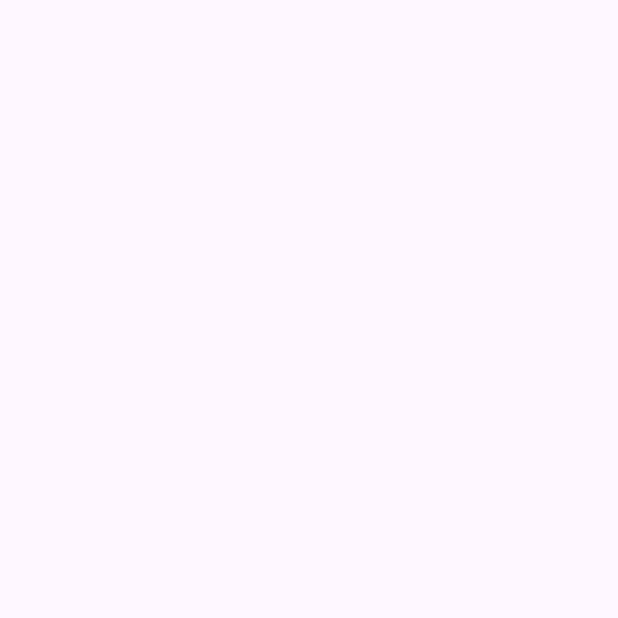
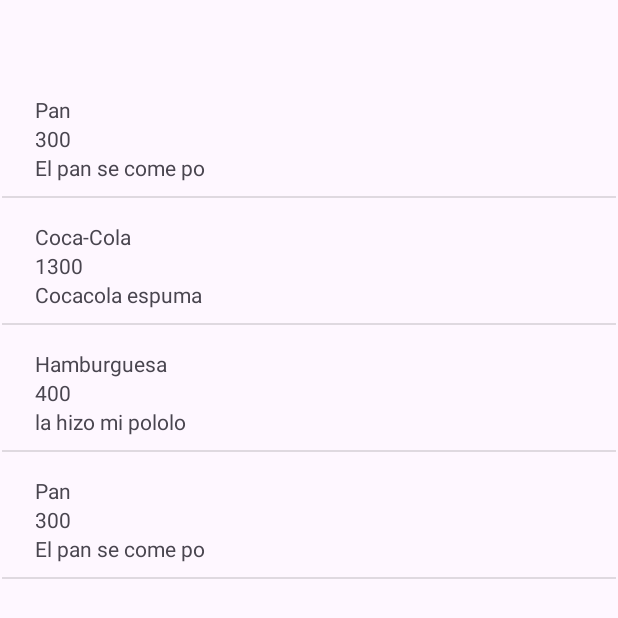
Before and after one commit to BenjaR-Dev/MiListaDeCompra, an Android app: the ListaDeCompraActivity screen opened directly, with no data from a screen before it, on a phone screen of 412 x 824 dp. Before the commit the part shown is empty. Shown: the top 618 px of the screen. Run offline under Robolectric (Android 15) with nearby library versions, the phone set to English and light mode, and no system bars.

Commit message:
Segundo commit

```diff
--- /dev/null
+++ b/app/src/main/java/cl/brodriguez/milistadecompra/AdapterListaCompra.kt
@@ -0,0 +1,37 @@
+package cl.brodriguez.milistadecompra
+
+import android.content.Context
+import android.view.LayoutInflater
+import android.view.View
+import android.view.ViewGroup
+import android.widget.ArrayAdapter
+import android.widget.TextView
+import cl.brodriguez.milistadecompra.Producto
+
+class AdapterListaCompra (
+    context: Context,
+    resource: Int,
+    productos: List<Producto>
+) : ArrayAdapter<Producto>(context, resource, productos){
+
+    override fun getView(position: Int, convertView: View?, parent: ViewGroup): View {
+        val inflater = context.getSystemService(Context.LAYOUT_INFLATER_SERVICE) as LayoutInflater
+        val listItemView = convertView ?: inflater.inflate(R.layout.test, null)
+
+        // Get the patient data at the current position
+        val producto = getItem(position)
+
+        // Bind patient data to TextViews in the custom layout
+        val nombreTextView = listItemView.findViewById<TextView>(R.id.nombre_producto)
+        val precioTextView = listItemView.findViewById<TextView>(R.id.precio_producto)
+        val descripcionTextView = listItemView.findViewById<TextView>(R.id.descripcion_producto)
+
+        // Set the patient data in the TextViews
+        nombreTextView.text = producto?.nombre
+        precioTextView.text = producto?.precio.toString()
+        descripcionTextView.text = producto?.descripcion
+
+        return listItemView
+    }
+
+}
--- a/app/src/main/java/cl/brodriguez/milistadecompra/ListaDeCompraActivity.kt
+++ b/app/src/main/java/cl/brodriguez/milistadecompra/ListaDeCompraActivity.kt
@@ -2,10 +2,40 @@ package cl.brodriguez.milistadecompra
 
 import androidx.appcompat.app.AppCompatActivity
 import android.os.Bundle
+import android.content.Intent
+import android.view.View
+import android.widget.ArrayAdapter
+import android.widget.ListView
+import cl.brodriguez.milistadecompra.Producto
+
+
+
+
 
 class ListaDeCompraActivity : AppCompatActivity() {
+
+    private lateinit var listViewListaCompra: ListView
+    private lateinit var productos: MutableList<Producto>
+    private lateinit var adapter : ArrayAdapter<Producto>
     override fun onCreate(savedInstanceState: Bundle?) {
         super.onCreate(savedInstanceState)
         setContentView(R.layout.activity_lista_de_compra)
+
+        listViewListaCompra = findViewById(R.id.ListaCompra)
+
+        productos = mutableListOf(
+            Producto("Pan", 300, "El pan se come po",),
+            Producto("Coca-Cola", 1300, "Cocacola espuma",),
+            Producto("Hamburguesa", 400, "la hizo mi pololo",),
+            Producto("Pan", 300, "El pan se come po",)
+        )
+
+        adapter = AdapterListaCompra(this, R.layout.test, productos)
+        listViewListaCompra.adapter = adapter
+
+
+
+
+
     }
 }
--- /dev/null
+++ b/app/src/main/java/cl/brodriguez/milistadecompra/Producto.kt
@@ -0,0 +1,38 @@
+package cl.brodriguez.milistadecompra
+
+import android.os.Parcel
+import android.os.Parcelable
+
+data class Producto(
+    val nombre: String?,
+    val precio: Int,
+    val descripcion: String?
+) : Parcelable {
+    constructor(parcel: Parcel) : this(
+        parcel.readString(),
+        parcel.readInt(),
+        parcel.readString()
+    )
+
+    override fun writeToParcel(parcel: Parcel, flags: Int) {
+        parcel.writeString(nombre)
+        parcel.writeInt(precio)
+        parcel.writeString(descripcion)
+    }
+
+    override fun describeContents(): Int {
+        return 0
+    }
+
+    companion object CREATOR : Parcelable.Creator<Producto> {
+        override fun createFromParcel(parcel: Parcel): Producto {
+            return Producto(parcel)
+        }
+
+        override fun newArray(size: Int): Array<Producto?> {
+            return arrayOfNulls(size)
+        }
+    }
+
+
+}
--- a/app/src/main/res/layout/activity_lista_de_compra.xml
+++ b/app/src/main/res/layout/activity_lista_de_compra.xml
@@ -6,4 +6,12 @@
     android:layout_height="match_parent"
     tools:context=".ListaDeCompraActivity">
 
+    <ListView
+        android:id="@+id/ListaCompra"
+        android:layout_width="409dp"
+        android:layout_height="729dp"
+        app:layout_constraintBottom_toBottomOf="parent"
+        app:layout_constraintEnd_toEndOf="parent"
+        app:layout_constraintStart_toStartOf="parent"
+        app:layout_constraintTop_toTopOf="parent" />
 </androidx.constraintlayout.widget.ConstraintLayout>
--- a/app/src/main/res/layout/activity_mis_productos.xml
+++ b/app/src/main/res/layout/activity_mis_productos.xml
@@ -6,4 +6,8 @@
     android:layout_height="match_parent"
     tools:context=".MisProductosActivity">
 
+    <LinearLayout
+        android:layout_width="match_parent"
+        android:layout_height="match_parent"
+        android:orientation="vertical"/>
 </androidx.constraintlayout.widget.ConstraintLayout>
--- /dev/null
+++ b/app/src/main/res/layout/test.xml
@@ -0,0 +1,37 @@
+<?xml version="1.0" encoding="utf-8"?>
+<androidx.constraintlayout.widget.ConstraintLayout xmlns:android="http://schemas.android.com/apk/res/android"
+    xmlns:app="http://schemas.android.com/apk/res-auto"
+    xmlns:tools="http://schemas.android.com/tools"
+    android:layout_width="match_parent"
+    android:layout_height="match_parent">
+
+    <LinearLayout
+        android:layout_width="365dp"
+        android:layout_height="67dp"
+        android:layout_marginTop="16dp"
+        android:orientation="vertical"
+        app:layout_constraintEnd_toEndOf="parent"
+        app:layout_constraintStart_toStartOf="parent"
+        app:layout_constraintTop_toTopOf="parent">
+
+        <TextView
+            android:id="@+id/nombre_producto"
+            android:layout_width="match_parent"
+            android:layout_height="wrap_content"
+            android:text="Nombre:" />
+
+        <TextView
+            android:id="@+id/precio_producto"
+            android:layout_width="match_parent"
+            android:layout_height="wrap_content"
+            android:text="Precio:" />
+
+        <TextView
+            android:id="@+id/descripcion_producto"
+            android:layout_width="match_parent"
+            android:layout_height="wrap_content"
+            android:text="Descripción:" />
+
+    </LinearLayout>
+
+</androidx.constraintlayout.widget.ConstraintLayout>
```
Also changed, not shown: 1 other file.
